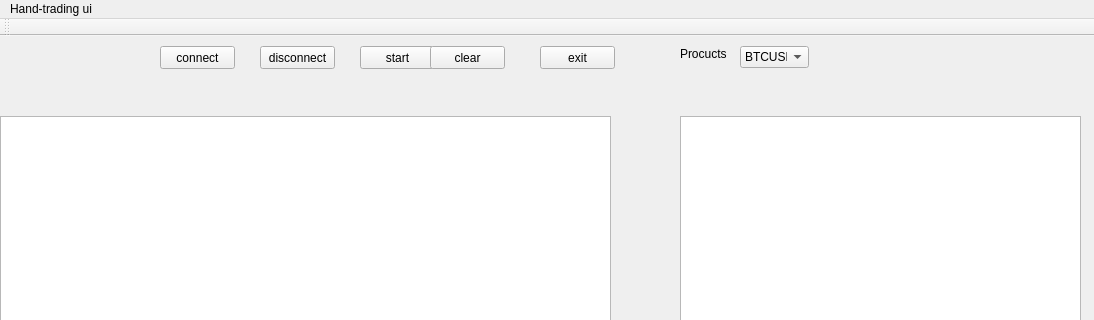
Qt form mainwindow.ui (AndyHudsonDev/CryptoUI) before a commit; both pictures show x 0 to 1094 and y 0 to 320 of the 1094 by 633 pixel window.
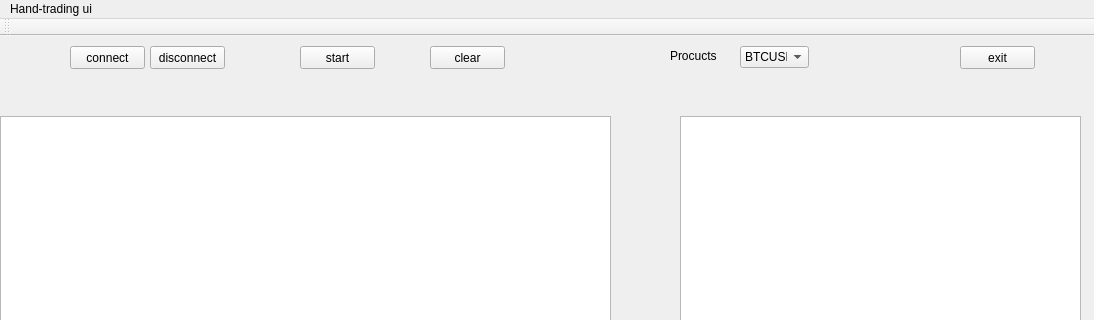
The same form after that commit.

```diff
--- a/mainwindow.ui
+++ b/mainwindow.ui
@@ -17,7 +17,7 @@
    <widget class="QPushButton" name="start">
     <property name="geometry">
      <rect>
-      <x>360</x>
+      <x>300</x>
       <y>10</y>
       <width>75</width>
       <height>23</height>
@@ -30,7 +30,7 @@
    <widget class="QPushButton" name="connect">
     <property name="geometry">
      <rect>
-      <x>160</x>
+      <x>70</x>
       <y>10</y>
       <width>75</width>
       <height>23</height>
@@ -53,7 +53,7 @@
    <widget class="QPushButton" name="exit">
     <property name="geometry">
      <rect>
-      <x>540</x>
+      <x>960</x>
       <y>10</y>
       <width>75</width>
       <height>23</height>
@@ -89,7 +89,7 @@
    <widget class="QPushButton" name="disconnect">
     <property name="geometry">
      <rect>
-      <x>260</x>
+      <x>150</x>
       <y>10</y>
       <width>75</width>
       <height>23</height>
@@ -122,10 +122,10 @@
    <widget class="QLabel" name="label">
     <property name="geometry">
      <rect>
-      <x>680</x>
+      <x>670</x>
       <y>10</y>
-      <width>47</width>
-      <height>16</height>
+      <width>51</width>
+      <height>20</height>
      </rect>
     </property>
     <property name="text">
```
